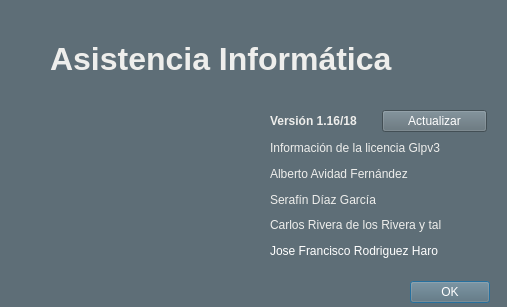
Old version of the form acercade/acerdade.ui in the repository grxdipgra/GrxMenu.
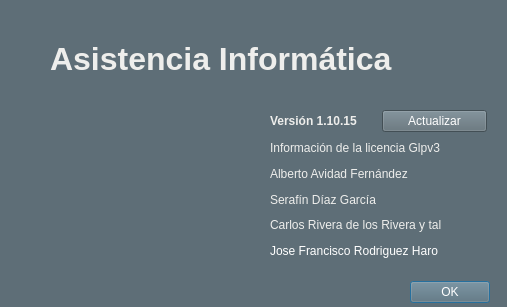
New version of the form. Icons and pictures are not drawn.

```diff
--- a/acercade/acerdade.ui
+++ b/acercade/acerdade.ui
@@ -555,8 +555,8 @@
     <rect>
      <x>10</x>
      <y>120</y>
-     <width>171</width>
-     <height>121</height>
+     <width>241</width>
+     <height>141</height>
     </rect>
    </property>
    <property name="text">
@@ -627,7 +627,7 @@
          </font>
         </property>
         <property name="text">
-         <string>Versión 1.16/18</string>
+         <string>Versión 1.10.15</string>
         </property>
        </widget>
       </item>
```
